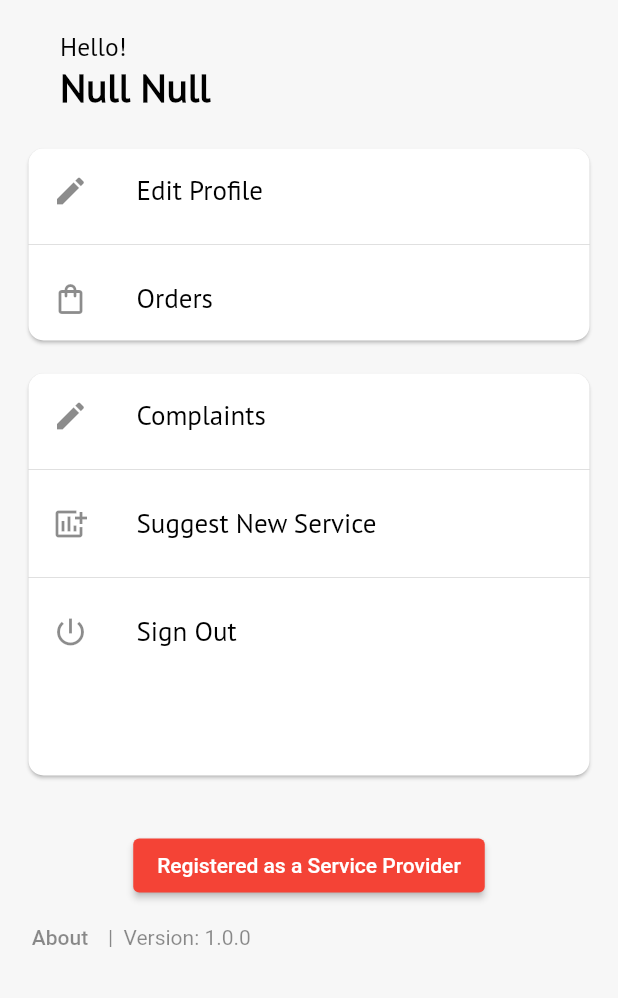
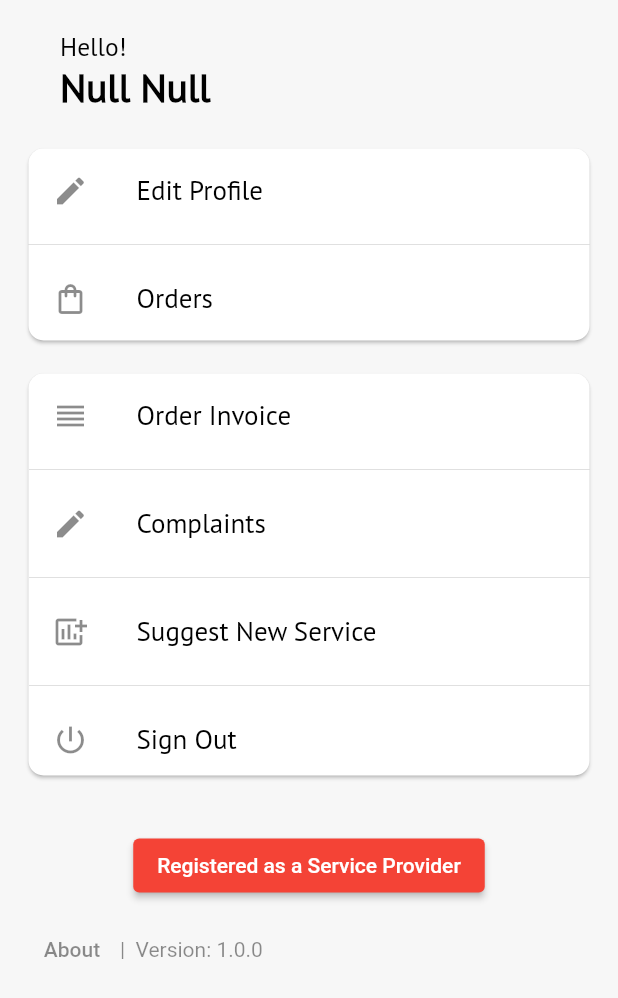
Before and after one commit to atyourdoorstep/at_your_doorstep-Ya_Ibrahim, a Flutter app: the EditProfileOp screen opened directly, on a phone screen of 412 x 824 dp. Shown: the top 998 px of the screen. Run offline on Flutter 3.47's test engine with Material 2 defaults, Android fonts, the phone set to English and light mode, and no system bars; our stand-ins replace dio, flutter_easyloading, font_awesome_flutter, geocoding, google_maps_flutter, image_picker and 2 more; accounts and stored records are empty; network calls fail.

```diff
--- a/lib/Screens/userProfile.dart
+++ b/lib/Screens/userProfile.dart
@@ -121,7 +121,7 @@ class _EditProfileOpState extends State<EditProfileOp> {
                 ),
                 //
                 SizedBox(
-                  height: roleOfUser == "seller"?400:290,
+                  height: roleOfUser == "seller"?460:290,
                   child: Padding(
                     padding: const EdgeInsets.all(7.0),
                     child: Card(
@@ -197,6 +197,10 @@ class _EditProfileOpState extends State<EditProfileOp> {
                               ],
                             ),
                           ),
+                          ListTile(title: Text("Order Invoice", style: menuFont,),
+                            leading: Icon(Icons.reorder),
+                          ),
+                          Divider(),
                           Visibility(
                             visible: roleOfUser == "seller",
                             child: Column(
@@ -297,6 +301,8 @@ class _EditProfileOpState extends State<EditProfileOp> {
                 ),
                 Align(
                   alignment: FractionalOffset.bottomCenter,
+                    child: Padding(
+                      padding: const EdgeInsets.all(8.0),
                       child: Row(
                         children: [
                           TextButton(
@@ -317,6 +323,7 @@ class _EditProfileOpState extends State<EditProfileOp> {
                             color: Colors.black45,
                           )),
                         ],
+                      ),
                     ),),
               ],
             ),
```
Lines whose indentation alone changed are shown as unchanged.
